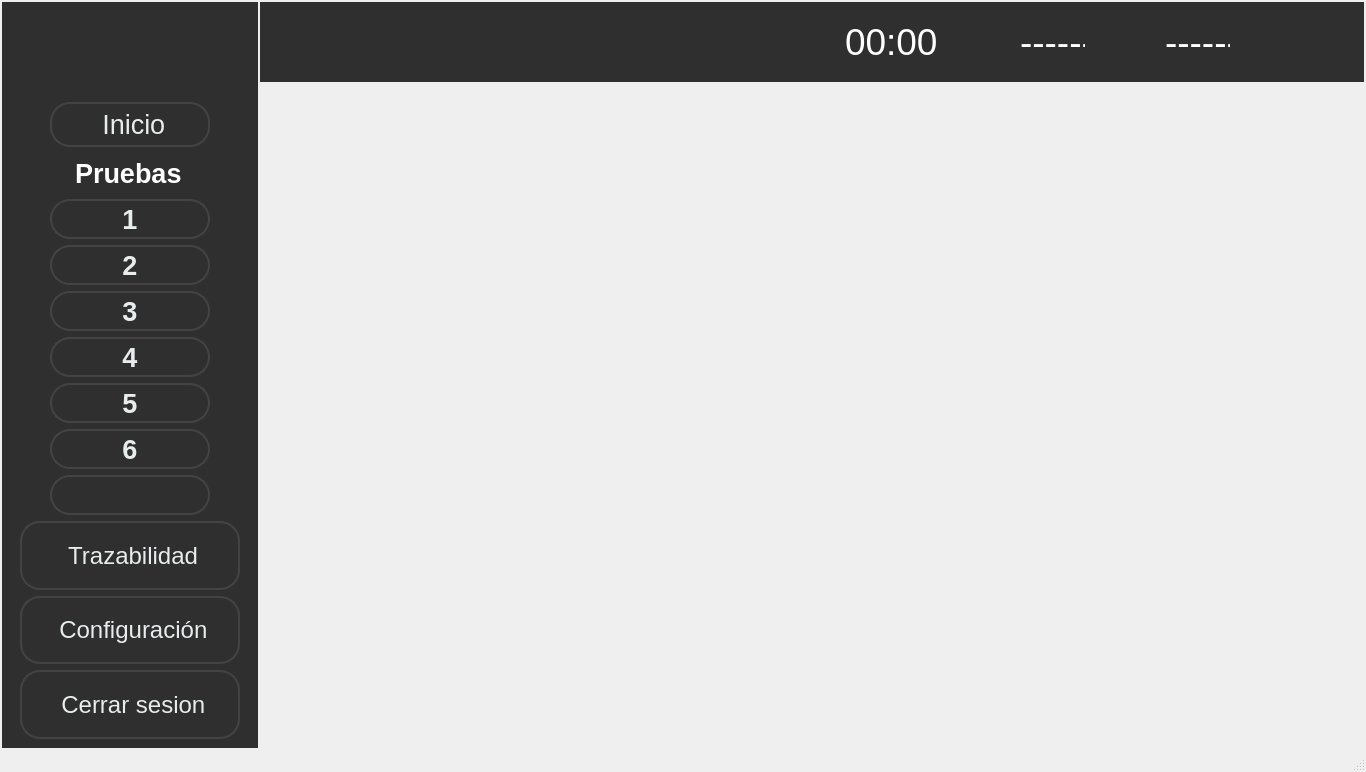
First picture: the form in ui/Application.ui, repository Patryckx/Nidec-tester, before the edit.
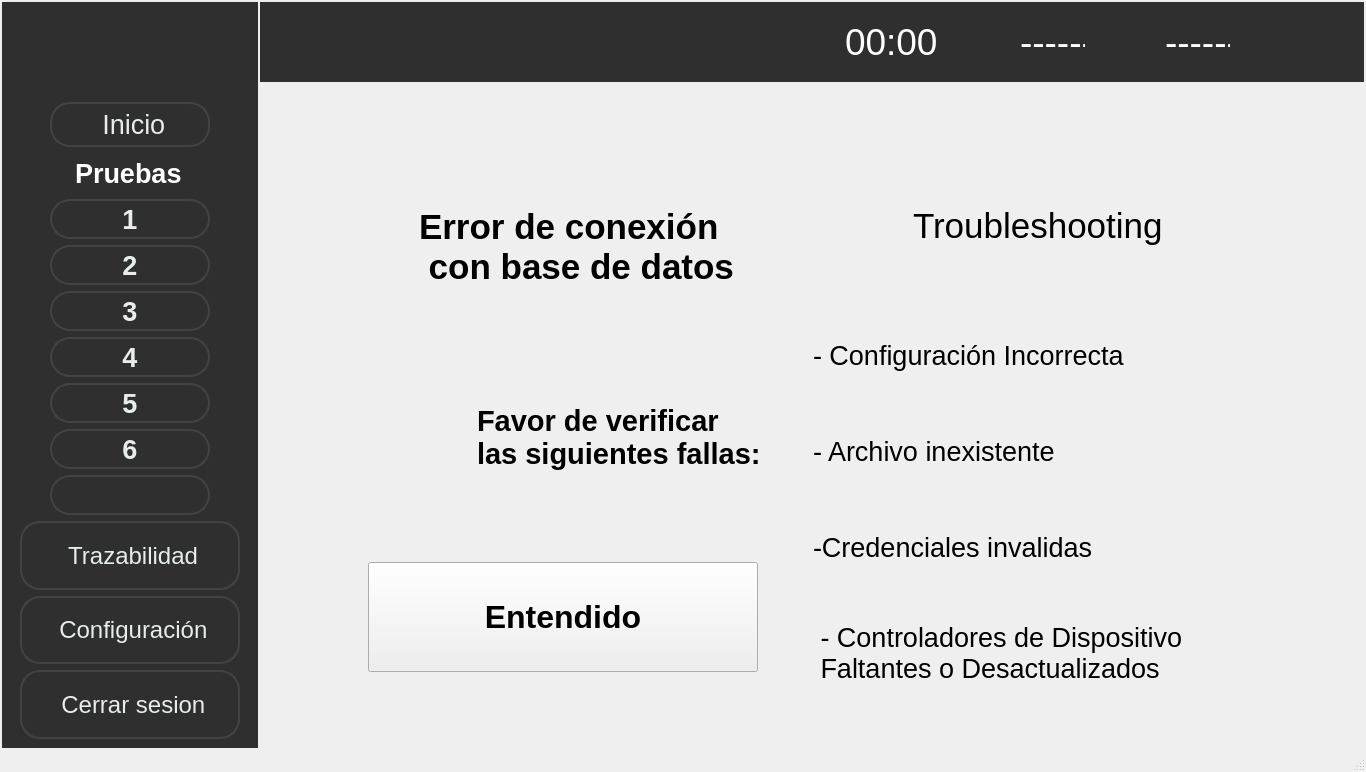
Second picture: the form after the edit. The open tabs and pages were chosen to show the change. Icons and pictures are not drawn.

```diff
--- a/ui/Application.ui
+++ b/ui/Application.ui
@@ -11865,7 +11865,375 @@
         </item>
        </layout>
       </widget>
-      <widget class="QWidget" name="page_14"/>
+      <widget class="QWidget" name="page_14">
+       <layout class="QGridLayout" name="gridLayout_16">
+        <item row="0" column="0">
+         <layout class="QHBoxLayout" name="horizontalLayout_136">
+          <property name="topMargin">
+           <number>60</number>
+          </property>
+          <property name="bottomMargin">
+           <number>30</number>
+          </property>
+          <item>
+           <layout class="QVBoxLayout" name="verticalLayout_27">
+            <property name="leftMargin">
+             <number>50</number>
+            </property>
+            <item>
+             <layout class="QHBoxLayout" name="horizontalLayout_138">
+              <property name="spacing">
+               <number>30</number>
+              </property>
+              <item>
+               <widget class="QLabel" name="lblTest1_14">
+                <property name="minimumSize">
+                 <size>
+                  <width>70</width>
+                  <height>70</height>
+                 </size>
+                </property>
+                <property name="maximumSize">
+                 <size>
+                  <width>70</width>
+                  <height>70</height>
+                 </size>
+                </property>
+                <property name="text">
+                 <string/>
+                </property>
+                <property name="pixmap">
+                 <pixmap resource="../resources/resources.qrc">:/resources/database.png</pixmap>
+                </property>
+                <property name="scaledContents">
+                 <bool>true</bool>
+                </property>
+               </widget>
+              </item>
+              <item>
+               <widget class="QLabel" name="lblCode_39">
+                <property name="minimumSize">
+                 <size>
+                  <width>400</width>
+                  <height>130</height>
+                 </size>
+                </property>
+                <property name="maximumSize">
+                 <size>
+                  <width>400</width>
+                  <height>130</height>
+                 </size>
+                </property>
+                <property name="font">
+                 <font>
+                  <pointsize>26</pointsize>
+                  <weight>75</weight>
+                  <bold>true</bold>
+                 </font>
+                </property>
+                <property name="text">
+                 <string>Error de conexión
+ con base de datos</string>
+                </property>
+               </widget>
+              </item>
+             </layout>
+            </item>
+            <item>
+             <layout class="QHBoxLayout" name="horizontalLayout_31">
+              <property name="spacing">
+               <number>30</number>
+              </property>
+              <item>
+               <widget class="QLabel" name="lblCode_41">
+                <property name="minimumSize">
+                 <size>
+                  <width>70</width>
+                  <height>70</height>
+                 </size>
+                </property>
+                <property name="maximumSize">
+                 <size>
+                  <width>70</width>
+                  <height>70</height>
+                 </size>
+                </property>
+                <property name="text">
+                 <string/>
+                </property>
+                <property name="pixmap">
+                 <pixmap resource="../resources/resources.qrc">:/resources/magnifying-glass.png</pixmap>
+                </property>
+                <property name="scaledContents">
+                 <bool>true</bool>
+                </property>
+                <property name="wordWrap">
+                 <bool>false</bool>
+                </property>
+               </widget>
+              </item>
+              <item>
+               <widget class="QLabel" name="label_7">
+                <property name="minimumSize">
+                 <size>
+                  <width>300</width>
+                  <height>180</height>
+                 </size>
+                </property>
+                <property name="maximumSize">
+                 <size>
+                  <width>300</width>
+                  <height>180</height>
+                 </size>
+                </property>
+                <property name="font">
+                 <font>
+                  <pointsize>22</pointsize>
+                  <weight>75</weight>
+                  <bold>true</bold>
+                 </font>
+                </property>
+                <property name="styleSheet">
+                 <string notr="true"/>
+                </property>
+                <property name="text">
+                 <string>Favor de verificar
+las siguientes fallas:</string>
+                </property>
+               </widget>
+              </item>
+             </layout>
+            </item>
+            <item>
+             <layout class="QHBoxLayout" name="horizontalLayout_140">
+              <item>
+               <layout class="QHBoxLayout" name="horizontalLayout_147">
+                <property name="spacing">
+                 <number>60</number>
+                </property>
+                <item>
+                 <widget class="QPushButton" name="btnDatabaseErrorOK">
+                  <property name="minimumSize">
+                   <size>
+                    <width>390</width>
+                    <height>110</height>
+                   </size>
+                  </property>
+                  <property name="maximumSize">
+                   <size>
+                    <width>390</width>
+                    <height>110</height>
+                   </size>
+                  </property>
+                  <property name="font">
+                   <font>
+                    <pointsize>24</pointsize>
+                    <weight>75</weight>
+                    <bold>true</bold>
+                   </font>
+                  </property>
+                  <property name="styleSheet">
+                   <string notr="true">QPushButton {
+	
+	color: rgb(255, 255, 255);
+	background-color: rgb(11, 186, 78);
+     border: 4px solid rgb(11, 186, 78); /* Borde para el QStackedWidget */
+    border-radius: 25px; /* Bordes redondeados solo para el QStackedWidget */
+    padding: 5px; /* Opcional: agrega espacio interno */
+}
+
+QPushButton &gt; * {
+    border: none; /* Asegura que los elementos dentro del QStackedWidget no hereden el borde */
+    border-radius: 0px; /* Restablece el border-radius para los elementos internos */
+    background-color: transparent; /* Opción para mantener el fondo de los elementos internos */
+}</string>
+                  </property>
+                  <property name="text">
+                   <string>Entendido</string>
+                  </property>
+                 </widget>
+                </item>
+               </layout>
+              </item>
+             </layout>
+            </item>
+           </layout>
+          </item>
+          <item>
+           <spacer name="horizontalSpacer_55">
+            <property name="orientation">
+             <enum>Qt::Horizontal</enum>
+            </property>
+            <property name="sizeType">
+             <enum>QSizePolicy::Expanding</enum>
+            </property>
+            <property name="sizeHint" stdset="0">
+             <size>
+              <width>68</width>
+              <height>20</height>
+             </size>
+            </property>
+           </spacer>
+          </item>
+          <item>
+           <layout class="QVBoxLayout" name="verticalLayout_32">
+            <item>
+             <layout class="QHBoxLayout" name="horizontalLayout_148">
+              <property name="spacing">
+               <number>30</number>
+              </property>
+              <item>
+               <widget class="QLabel" name="lblTest1_27">
+                <property name="minimumSize">
+                 <size>
+                  <width>70</width>
+                  <height>70</height>
+                 </size>
+                </property>
+                <property name="maximumSize">
+                 <size>
+                  <width>70</width>
+                  <height>70</height>
+                 </size>
+                </property>
+                <property name="text">
+                 <string/>
+                </property>
+                <property name="pixmap">
+                 <pixmap resource="../resources/resources.qrc">:/resources/warning.png</pixmap>
+                </property>
+                <property name="scaledContents">
+                 <bool>true</bool>
+                </property>
+               </widget>
+              </item>
+              <item>
+               <widget class="QLabel" name="lblCode_47">
+                <property name="minimumSize">
+                 <size>
+                  <width>450</width>
+                  <height>30</height>
+                 </size>
+                </property>
+                <property name="font">
+                 <font>
+                  <pointsize>26</pointsize>
+                 </font>
+                </property>
+                <property name="text">
+                 <string>Troubleshooting</string>
+                </property>
+               </widget>
+              </item>
+             </layout>
+            </item>
+            <item>
+             <layout class="QVBoxLayout" name="verticalLayout_36">
+              <item>
+               <widget class="QLabel" name="label_10">
+                <property name="minimumSize">
+                 <size>
+                  <width>580</width>
+                  <height>100</height>
+                 </size>
+                </property>
+                <property name="maximumSize">
+                 <size>
+                  <width>580</width>
+                  <height>100</height>
+                 </size>
+                </property>
+                <property name="font">
+                 <font>
+                  <pointsize>20</pointsize>
+                 </font>
+                </property>
+                <property name="text">
+                 <string>- Configuración Incorrecta</string>
+                </property>
+               </widget>
+              </item>
+              <item>
+               <widget class="QLabel" name="label_38">
+                <property name="minimumSize">
+                 <size>
+                  <width>580</width>
+                  <height>80</height>
+                 </size>
+                </property>
+                <property name="maximumSize">
+                 <size>
+                  <width>580</width>
+                  <height>80</height>
+                 </size>
+                </property>
+                <property name="font">
+                 <font>
+                  <pointsize>20</pointsize>
+                 </font>
+                </property>
+                <property name="text">
+                 <string>- Archivo inexistente</string>
+                </property>
+               </widget>
+              </item>
+              <item>
+               <widget class="QLabel" name="label_39">
+                <property name="minimumSize">
+                 <size>
+                  <width>580</width>
+                  <height>100</height>
+                 </size>
+                </property>
+                <property name="maximumSize">
+                 <size>
+                  <width>580</width>
+                  <height>100</height>
+                 </size>
+                </property>
+                <property name="font">
+                 <font>
+                  <pointsize>20</pointsize>
+                 </font>
+                </property>
+                <property name="text">
+                 <string>-Credenciales invalidas</string>
+                </property>
+               </widget>
+              </item>
+              <item>
+               <widget class="QLabel" name="label_40">
+                <property name="minimumSize">
+                 <size>
+                  <width>580</width>
+                  <height>100</height>
+                 </size>
+                </property>
+                <property name="maximumSize">
+                 <size>
+                  <width>580</width>
+                  <height>100</height>
+                 </size>
+                </property>
+                <property name="font">
+                 <font>
+                  <pointsize>20</pointsize>
+                 </font>
+                </property>
+                <property name="text">
+                 <string> - Controladores de Dispositivo
+ Faltantes o Desactualizados</string>
+                </property>
+               </widget>
+              </item>
+             </layout>
+            </item>
+           </layout>
+          </item>
+         </layout>
+        </item>
+       </layout>
+      </widget>
      </widget>
     </item>
    </layout>
```
